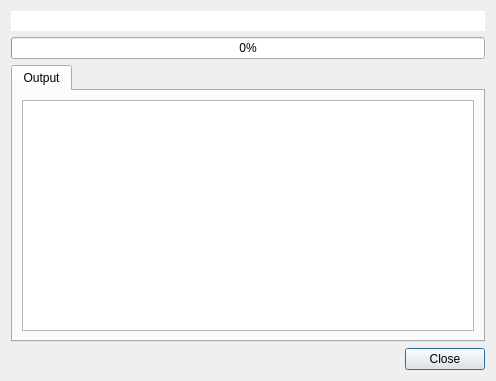
This is src/dialogs/runnerdialog.ui in HamedMasafi/GitKlient as Qt 5 draws it before an edit. The edited form follows.
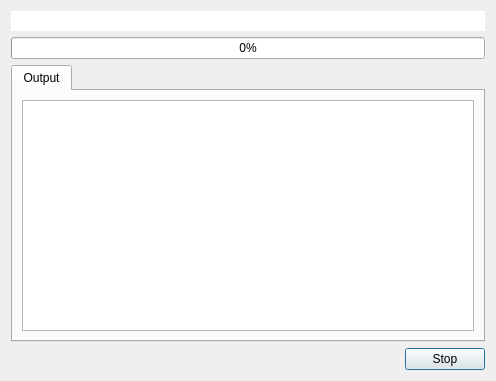
This is the edited form. Icons and pictures are not drawn.

Patch:
```diff
--- a/src/dialogs/runnerdialog.ui
+++ b/src/dialogs/runnerdialog.ui
@@ -69,7 +69,7 @@
      <item>
       <widget class="QPushButton" name="pushButton">
        <property name="text">
-        <string>Close</string>
+        <string>Stop</string>
        </property>
       </widget>
      </item>
```
Left out of the diff: 3 changed lines with no effect on the pictures.
